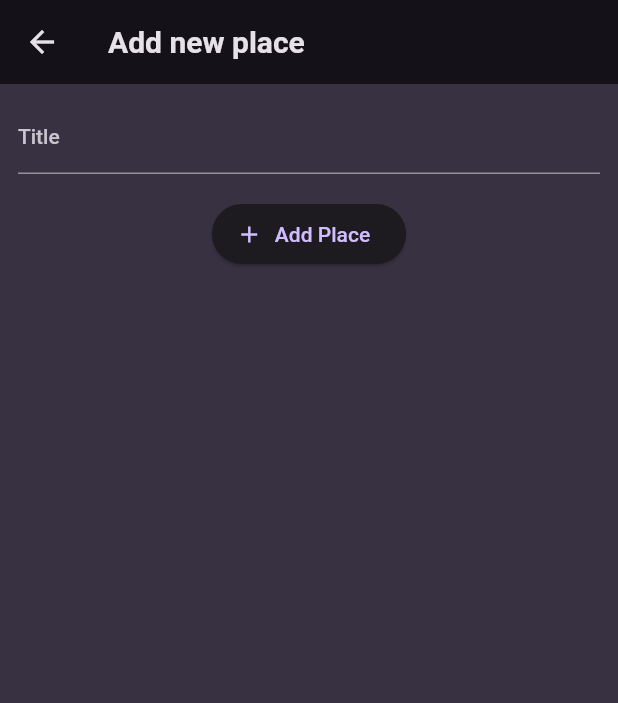
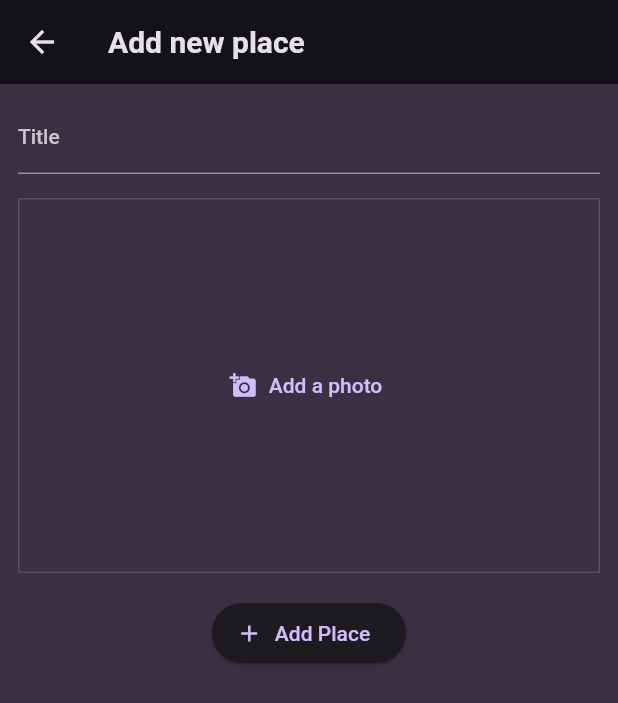
Before and after one commit to scottkelly36/favorite_places_app, a Flutter app: the AddPlaceScreen screen opened directly, on a phone screen of 412 x 824 dp. Shown: the top 703 px of the screen. Run offline on Flutter 3.47's test engine with Material 2 defaults, Android fonts, the phone set to English and light mode, and no system bars; our stand-ins replace flutter_riverpod, google_fonts, image_picker.

```diff
--- a/lib/screens/add_place_screen.dart
+++ b/lib/screens/add_place_screen.dart
@@ -1,4 +1,5 @@
 import 'package:favorite_places_app/providers/user_places.dart';
+import 'package:favorite_places_app/widgets/image_input.dart';
 import 'package:flutter/material.dart';
 import 'package:flutter_riverpod/flutter_riverpod.dart';
 
@@ -50,6 +51,8 @@ class _AddPlaceScreenState extends ConsumerState<AddPlaceScreen> {
                 ),
               ),
               const SizedBox(height: 16),
+              const ImageInput(),
+              const SizedBox(height: 16),
               ElevatedButton.icon(
                 onPressed: _savePlace,
                 icon: const Icon(Icons.add),
--- /dev/null
+++ b/lib/widgets/image_input.dart
@@ -0,0 +1,65 @@
+//  packages
+import 'package:flutter/material.dart';
+import 'package:image_picker/image_picker.dart';
+import 'dart:io';
+
+class ImageInput extends StatefulWidget {
+  const ImageInput({Key? key}) : super(key: key);
+
+  @override
+  _ImageInputState createState() => _ImageInputState();
+}
+
+class _ImageInputState extends State<ImageInput> {
+  File? _takenImage;
+
+  void _takePicture() async {
+    final imagePicker = ImagePicker();
+    final pickedImage = await imagePicker.pickImage(
+      source: ImageSource.camera,
+      maxHeight: 600,
+    );
+
+    if (pickedImage == null) {
+      return;
+    }
+
+    setState(() {
+      _takenImage = File(pickedImage.path);
+    });
+  }
+
+  @override
+  Widget build(BuildContext context) {
+    Widget content = TextButton.icon(
+      onPressed: _takePicture,
+      icon: const Icon(Icons.add_a_photo),
+      label: const Text('Add a photo'),
+    );
+
+    if (_takenImage != null) {
+      content = GestureDetector(
+        onTap: _takePicture,
+        child: Image.file(
+          _takenImage!,
+          fit: BoxFit.cover,
+          width: double.infinity,
+          height: double.infinity,
+        ),
+      );
+    }
+
+    return Container(
+      decoration: BoxDecoration(
+        border: Border.all(
+          width: 1,
+          color: Theme.of(context).colorScheme.primary.withOpacity(0.2),
+        ),
+      ),
+      height: 250,
+      width: double.infinity,
+      alignment: Alignment.center,
+      child: content,
+    );
+  }
+}
--- a/pubspec.yaml
+++ b/pubspec.yaml
@@ -36,9 +36,9 @@ dependencies:
   # Use with the CupertinoIcons class for iOS style icons.
   cupertino_icons: ^1.0.2
   google_fonts: ^5.1.0
-  riverpod: ^2.4.0
   uuid: ^4.0.0
   flutter_riverpod: ^2.4.0
+  image_picker: ^1.0.4
 
 dev_dependencies:
   flutter_test:
```
Also changed, not shown: pubspec.lock, 6 other files.
